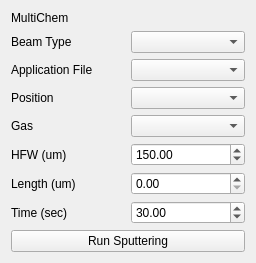
Qt form fibsem/ui/qtdesigner_files/FibsemMultiChemWidget.ui (DeMarcoLab/fibsem) before a commit.
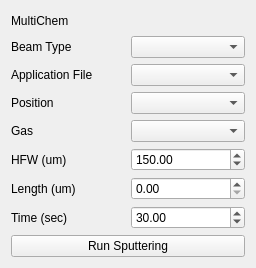
The same form after that commit.

Commit message: tools widget

What changed in the file:
```diff
--- a/fibsem/ui/qtdesigner_files/FibsemMultiChemWidget.ui
+++ b/fibsem/ui/qtdesigner_files/FibsemMultiChemWidget.ui
@@ -7,7 +7,7 @@
     <x>0</x>
     <y>0</y>
     <width>256</width>
-    <height>240</height>
+    <height>268</height>
    </rect>
   </property>
   <property name="windowTitle">
```
The commit also changes 3 other files.
